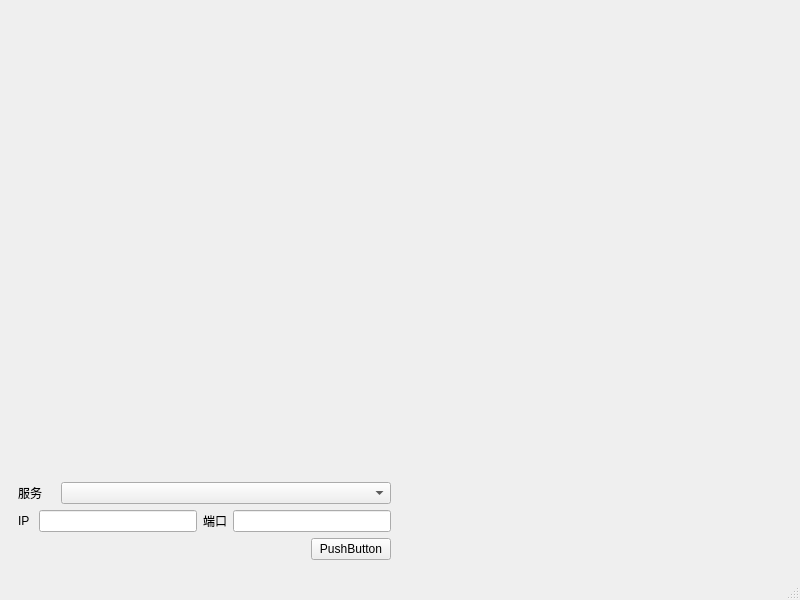
First picture: the form in mainwindow.ui, repository nex-bin/myqtKNX01, before the edit.
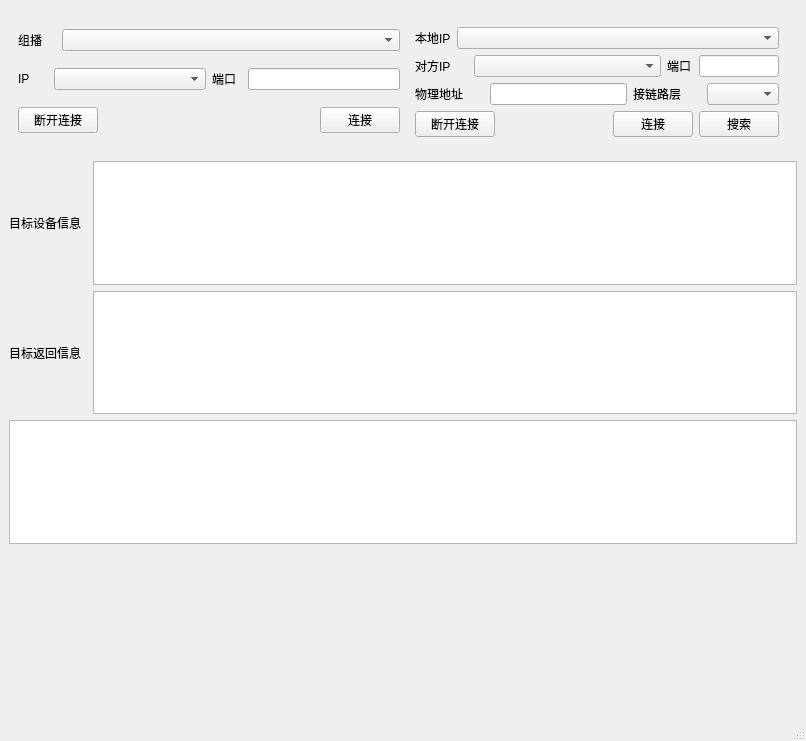
Second picture: the form after the edit.

What changed in the file:
```diff
--- a/mainwindow.ui
+++ b/mainwindow.ui
@@ -6,30 +6,17 @@
    <rect>
     <x>0</x>
     <y>0</y>
-    <width>800</width>
-    <height>600</height>
+    <width>806</width>
+    <height>741</height>
    </rect>
   </property>
   <property name="windowTitle">
    <string>MainWindow</string>
   </property>
   <widget class="QWidget" name="centralwidget">
-   <layout class="QGridLayout" name="gridLayout_3">
-    <item row="0" column="0">
+   <layout class="QVBoxLayout" name="verticalLayout_4">
+    <item>
      <layout class="QVBoxLayout" name="verticalLayout">
-      <item>
-       <spacer name="verticalSpacer">
-        <property name="orientation">
-         <enum>Qt::Orientation::Vertical</enum>
-        </property>
-        <property name="sizeHint" stdset="0">
-         <size>
-          <width>20</width>
-          <height>168</height>
-         </size>
-        </property>
-       </spacer>
-      </item>
       <item>
        <layout class="QHBoxLayout" name="horizontalLayout_4">
         <item>
@@ -42,7 +29,7 @@
                <item>
                 <widget class="QLabel" name="label_3">
                  <property name="text">
-                  <string>服务</string>
+                  <string>组播</string>
                  </property>
                 </widget>
                </item>
@@ -52,7 +39,7 @@
               </layout>
              </item>
              <item row="1" column="0">
-              <layout class="QHBoxLayout" name="horizontalLayout_2">
+              <layout class="QHBoxLayout" name="horizontalLayout_2" stretch="1,5,1,5">
                <item>
                 <widget class="QLabel" name="label">
                  <property name="text">
@@ -61,7 +48,7 @@
                 </widget>
                </item>
                <item>
-                <widget class="QLineEdit" name="lineEdit"/>
+                <widget class="QComboBox" name="comboBox_4"/>
                </item>
                <item>
                 <widget class="QLabel" name="label_2">
@@ -77,6 +64,13 @@
              </item>
              <item row="2" column="0">
               <layout class="QHBoxLayout" name="horizontalLayout_3">
+               <item>
+                <widget class="QPushButton" name="pushButton_3">
+                 <property name="text">
+                  <string>断开连接</string>
+                 </property>
+                </widget>
+               </item>
                <item>
                 <spacer name="horizontalSpacer">
                  <property name="orientation">
@@ -93,7 +87,7 @@
                <item>
                 <widget class="QPushButton" name="pushButton">
                  <property name="text">
-                  <string>PushButton</string>
+                  <string>连接</string>
                  </property>
                 </widget>
                </item>
@@ -101,26 +95,167 @@
              </item>
             </layout>
            </item>
+           <item row="0" column="1">
+            <widget class="QWidget" name="widget_2" native="true">
+             <layout class="QVBoxLayout" name="verticalLayout_3">
+              <item>
+               <layout class="QHBoxLayout" name="horizontalLayout_5" stretch="1,9">
+                <item>
+                 <widget class="QLabel" name="label_4">
+                  <property name="text">
+                   <string>本地IP</string>
+                  </property>
+                 </widget>
+                </item>
+                <item>
+                 <widget class="QComboBox" name="comboBox_2"/>
+                </item>
+               </layout>
+              </item>
+              <item>
+               <layout class="QHBoxLayout" name="horizontalLayout_6" stretch="2,7,1,3">
+                <item>
+                 <widget class="QLabel" name="label_5">
+                  <property name="text">
+                   <string>对方IP</string>
+                  </property>
+                 </widget>
+                </item>
+                <item>
+                 <widget class="QComboBox" name="comboBox_3"/>
+                </item>
+                <item>
+                 <widget class="QLabel" name="label_6">
+                  <property name="text">
+                   <string>端口</string>
+                  </property>
+                 </widget>
+                </item>
+                <item>
+                 <widget class="QLineEdit" name="lineEdit_4"/>
+                </item>
+               </layout>
+              </item>
+              <item>
+               <layout class="QHBoxLayout" name="horizontalLayout_9" stretch="1,2,1,1">
+                <item>
+                 <widget class="QLabel" name="label_7">
+                  <property name="text">
+                   <string>物理地址</string>
+                  </property>
+                 </widget>
+                </item>
+                <item>
+                 <widget class="QLineEdit" name="lineEdit"/>
+                </item>
+                <item>
+                 <widget class="QLabel" name="label_8">
+                  <property name="text">
+                   <string>接链路层</string>
+                  </property>
+                 </widget>
+                </item>
+                <item>
+                 <widget class="QComboBox" name="comboBox_5"/>
+                </item>
+               </layout>
+              </item>
+              <item>
+               <layout class="QHBoxLayout" name="horizontalLayout_7">
+                <item>
+                 <widget class="QPushButton" name="pushButton_4">
+                  <property name="text">
+                   <string>断开连接</string>
+                  </property>
+                 </widget>
+                </item>
+                <item>
+                 <spacer name="horizontalSpacer_3">
+                  <property name="orientation">
+                   <enum>Qt::Orientation::Horizontal</enum>
+                  </property>
+                  <property name="sizeHint" stdset="0">
+                   <size>
+                    <width>40</width>
+                    <height>20</height>
+                   </size>
+                  </property>
+                 </spacer>
+                </item>
+                <item>
+                 <widget class="QPushButton" name="pushButton_5">
+                  <property name="text">
+                   <string>连接</string>
+                  </property>
+                 </widget>
+                </item>
+                <item>
+                 <widget class="QPushButton" name="pushButton_2">
+                  <property name="text">
+                   <string>搜索</string>
+                  </property>
+                 </widget>
+                </item>
+               </layout>
+              </item>
+             </layout>
+            </widget>
+           </item>
           </layout>
          </widget>
         </item>
+       </layout>
+      </item>
+     </layout>
+    </item>
+    <item>
+     <layout class="QVBoxLayout" name="verticalLayout_2">
+      <item>
+       <layout class="QHBoxLayout" name="horizontalLayout_8" stretch="1,9">
         <item>
-         <spacer name="horizontalSpacer_2">
-          <property name="orientation">
-           <enum>Qt::Orientation::Horizontal</enum>
+         <widget class="QLabel" name="label_9">
+          <property name="text">
+           <string>目标设备信息</string>
           </property>
-          <property name="sizeHint" stdset="0">
-           <size>
-            <width>40</width>
-            <height>20</height>
-           </size>
+         </widget>
+        </item>
+        <item>
+         <widget class="QTextEdit" name="textEdit"/>
+        </item>
+       </layout>
+      </item>
+      <item>
+       <layout class="QHBoxLayout" name="horizontalLayout_10" stretch="1,9">
+        <item>
+         <widget class="QLabel" name="label_10">
+          <property name="text">
+           <string>目标返回信息</string>
           </property>
-         </spacer>
+         </widget>
         </item>
+        <item>
+         <widget class="QTextEdit" name="textEdit_2"/>
+        </item>
        </layout>
       </item>
+      <item>
+       <widget class="QTextEdit" name="textEdit_3"/>
+      </item>
      </layout>
     </item>
+    <item>
+     <spacer name="verticalSpacer">
+      <property name="orientation">
+       <enum>Qt::Orientation::Vertical</enum>
+      </property>
+      <property name="sizeHint" stdset="0">
+       <size>
+        <width>20</width>
+        <height>371</height>
+       </size>
+      </property>
+     </spacer>
+    </item>
    </layout>
   </widget>
   <widget class="QMenuBar" name="menubar">
@@ -128,7 +263,7 @@
     <rect>
      <x>0</x>
      <y>0</y>
-     <width>800</width>
+     <width>806</width>
      <height>25</height>
     </rect>
    </property>
```
